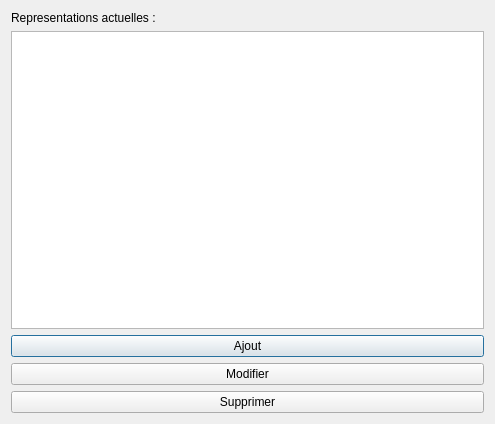
First picture: the form in Theatre_Project/gui/rep_edit.ui, repository alaabenfatma/Projet_SQL_Python, before the edit.
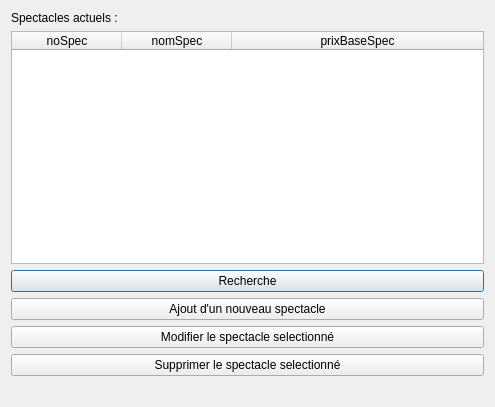
Second picture: the form after the edit. Icons and pictures are not drawn.

Diff of the .ui file:
```diff
--- a/Theatre_Project/gui/rep_edit.ui
+++ b/Theatre_Project/gui/rep_edit.ui
@@ -7,7 +7,7 @@
     <x>0</x>
     <y>0</y>
     <width>495</width>
-    <height>424</height>
+    <height>407</height>
    </rect>
   </property>
   <property name="windowTitle">
@@ -17,12 +17,54 @@
    <item>
     <widget class="QLabel" name="label">
      <property name="text">
-      <string>Representations actuelles :</string>
+      <string>Spectacles actuels :</string>
      </property>
     </widget>
    </item>
    <item>
-    <widget class="QTableView" name="t_data"/>
+    <widget class="QTableWidget" name="table">
+     <property name="selectionBehavior">
+      <enum>QAbstractItemView::SelectRows</enum>
+     </property>
+     <attribute name="horizontalHeaderMinimumSectionSize">
+      <number>50</number>
+     </attribute>
+     <attribute name="horizontalHeaderDefaultSectionSize">
+      <number>110</number>
+     </attribute>
+     <attribute name="horizontalHeaderStretchLastSection">
+      <bool>true</bool>
+     </attribute>
+     <attribute name="verticalHeaderVisible">
+      <bool>false</bool>
+     </attribute>
+     <column>
+      <property name="text">
+       <string>noSpec</string>
+      </property>
+     </column>
+     <column>
+      <property name="text">
+       <string>nomSpec</string>
+      </property>
+     </column>
+     <column>
+      <property name="text">
+       <string>prixBaseSpec</string>
+      </property>
+     </column>
+    </widget>
+   </item>
+   <item>
+    <widget class="QPushButton" name="pushButton">
+     <property name="text">
+      <string>Recherche</string>
+     </property>
+     <property name="icon">
+      <iconset>
+       <normaloff>recherche.png</normaloff>recherche.png</iconset>
+     </property>
+    </widget>
    </item>
    <item>
     <widget class="QPushButton" name="add_btn">
@@ -30,7 +72,7 @@
       <bool>false</bool>
      </property>
      <property name="text">
-      <string>Ajout</string>
+      <string>Ajout d'un nouveau spectacle</string>
      </property>
      <property name="icon">
       <iconset>
@@ -41,7 +83,7 @@
    <item>
     <widget class="QPushButton" name="btn_edit">
      <property name="text">
-      <string>Modifier</string>
+      <string>Modifier le spectacle selectionné</string>
      </property>
      <property name="icon">
       <iconset>
@@ -52,7 +94,7 @@
    <item>
     <widget class="QPushButton" name="btn_del">
      <property name="text">
-      <string>Supprimer</string>
+      <string>Supprimer le spectacle selectionné</string>
      </property>
      <property name="icon">
       <iconset>
@@ -60,6 +102,13 @@
      </property>
     </widget>
    </item>
+   <item>
+    <widget class="QLabel" name="status">
+     <property name="text">
+      <string/>
+     </property>
+    </widget>
+   </item>
   </layout>
  </widget>
  <resources/>
```
Left out of the diff: 79 changed lines with no effect on the pictures.
